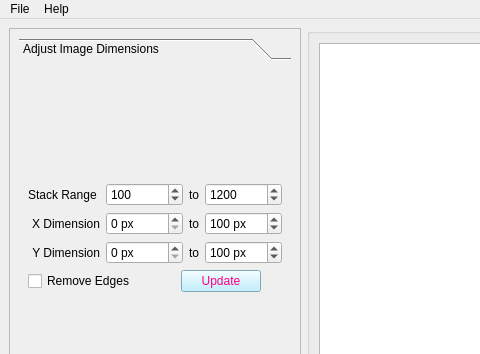
First picture: the form in mainwindow_admin.ui, repository pattammattel/MIDAS_Admin, before the edit; both pictures show x 0 to 480 and y 0 to 354 of the 1249 by 951 pixel window.
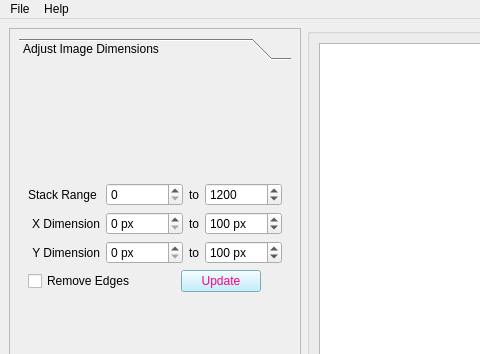
Second picture: the form after the edit. The open tabs and pages were chosen to show the change. Custom widgets are drawn as their Qt base class.

```diff
--- a/mainwindow_admin.ui
+++ b/mainwindow_admin.ui
@@ -539,7 +539,7 @@
                    <number>500</number>
                   </property>
                   <property name="value">
-                   <number>100</number>
+                   <number>0</number>
                   </property>
                   <property name="displayIntegerBase">
                    <number>10</number>
```
Left out of the diff: 2 changed lines with no effect on the pictures.
